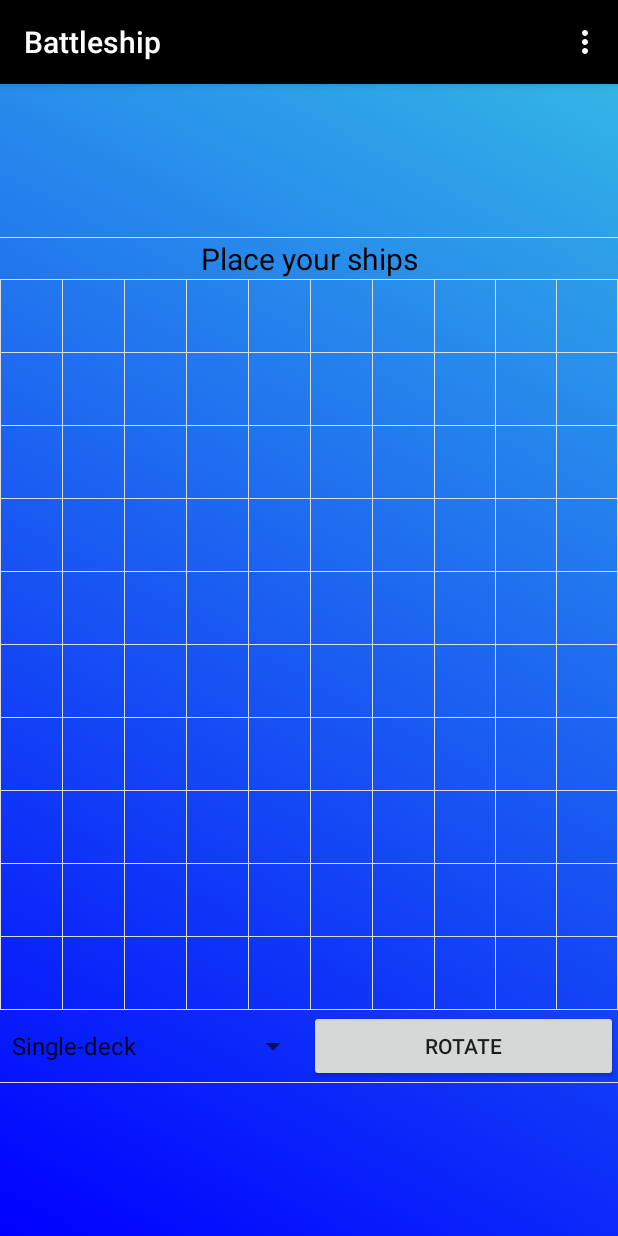
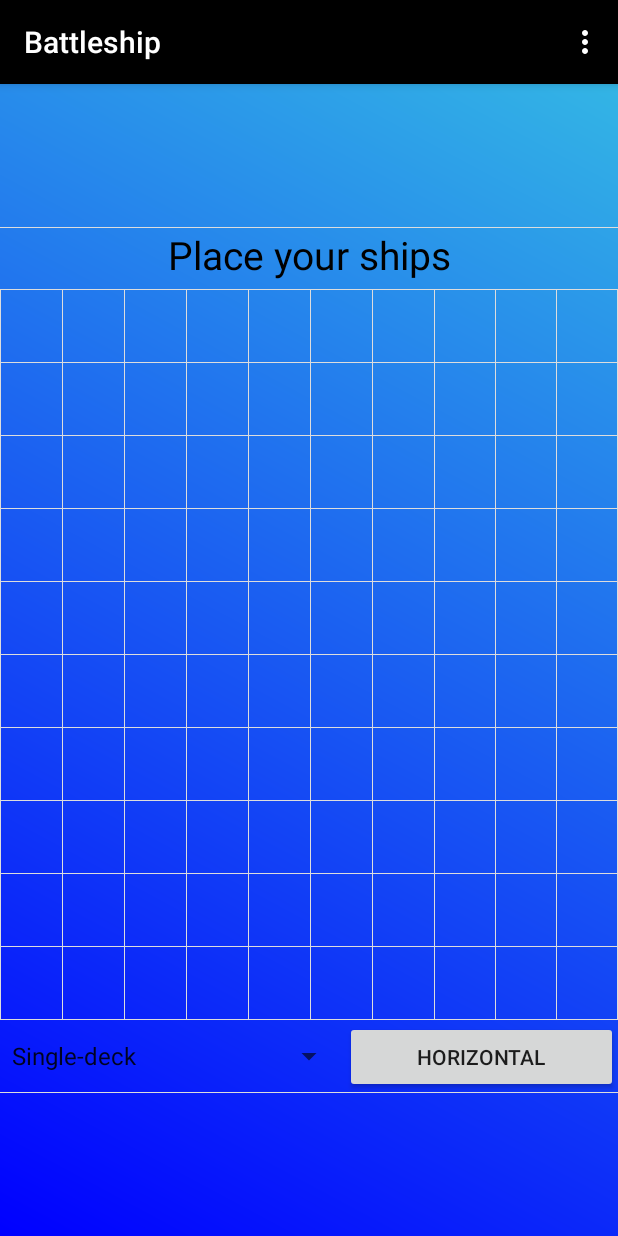
Before and after one commit to ShevchenyaIlya/Battleship, an Android app: the MainActivity screen opened directly, with no data from a screen before it, on a phone screen of 412 x 824 dp. Run offline under Robolectric (Android 15) with nearby library versions, the phone set to English and light mode, and no system bars; 2 statements that could not run were skipped.

Commit message:
Update activity_main layout view

```diff
--- a/app/src/main/res/layout/activity_main.xml
+++ b/app/src/main/res/layout/activity_main.xml
@@ -15,80 +15,71 @@
         android:id="@+id/PageTitle"
         android:layout_height="wrap_content"
         android:layout_width="match_parent"
-        android:textSize="20sp"
+        android:textSize="26sp"
         android:text="@string/place_your_ships"
         android:textAlignment="center"
-        android:textColor="@android:color/black"/>
+        android:textColor="@android:color/black"
+        android:layout_marginBottom="5dp"/>
 
     <TableRow
-        android:layout_height="20dp"
+        android:layout_height="16dp"
         android:divider="@drawable/keyboard_divider"
         android:showDividers="beginning|middle|end">
         <Button
             android:id="@+id/cell_0"
             android:background="@android:color/transparent"
-            android:layout_height="match_parent"
             android:layout_weight="1">
         </Button>
         <Button
             android:id="@+id/cell_1"
             android:background="@android:color/transparent"
-            android:layout_height="match_parent"
             android:layout_weight="1">
         </Button>
         <Button
             android:id="@+id/cell_2"
             android:background="@android:color/transparent"
-            android:layout_height="match_parent"
             android:layout_weight="1">
         </Button>
         <Button
             android:id="@+id/cell_3"
             android:background="@android:color/transparent"
-            android:layout_height="match_parent"
             android:layout_weight="1">
         </Button>
         <Button
             android:id="@+id/cell_4"
             android:background="@android:color/transparent"
-            android:layout_height="match_parent"
             android:layout_weight="1">
         </Button>
         <Button
             android:id="@+id/cell_5"
             android:background="@android:color/transparent"
-            android:layout_height="match_parent"
             android:layout_weight="1">
         </Button>
         <Button
             android:id="@+id/cell_6"
             android:background="@android:color/transparent"
-            android:layout_height="match_parent"
             android:layout_weight="1">
         </Button>
         <Button
             android:id="@+id/cell_7"
             android:background="@android:color/transparent"
-            android:layout_height="match_parent"
             android:layout_weight="1">
         </Button>
         <Button
             android:id="@+id/cell_8"
             android:background="@android:color/transparent"
-            android:layout_height="match_parent"
             android:layout_weight="1">
         </Button>
 
         <Button
             android:id="@+id/cell_9"
             android:background="@android:color/transparent"
-            android:layout_height="match_parent"
             android:layout_weight="1">
         </Button>
     </TableRow>
 
     <TableRow
-        android:layout_height="20dp"
+        android:layout_height="16dp"
         android:divider="@drawable/keyboard_divider"
         android:showDividers="beginning|middle|end">
         <Button
@@ -154,7 +145,7 @@
         </Button>
     </TableRow>
     <TableRow
-        android:layout_height="20dp"
+        android:layout_height="16dp"
         android:divider="@drawable/keyboard_divider"
         android:showDividers="beginning|middle|end">
         <Button
@@ -220,7 +211,7 @@
         </Button>
     </TableRow>
     <TableRow
-        android:layout_height="20dp"
+        android:layout_height="16dp"
         android:divider="@drawable/keyboard_divider"
         android:showDividers="beginning|middle|end">
         <Button
@@ -286,7 +277,7 @@
         </Button>
     </TableRow>
     <TableRow
-        android:layout_height="20dp"
+        android:layout_height="16dp"
         android:divider="@drawable/keyboard_divider"
         android:showDividers="beginning|middle|end">
         <Button
@@ -352,7 +343,7 @@
         </Button>
     </TableRow>
     <TableRow
-        android:layout_height="20dp"
+        android:layout_height="16dp"
         android:divider="@drawable/keyboard_divider"
         android:showDividers="beginning|middle|end">
         <Button
@@ -418,7 +409,7 @@
         </Button>
     </TableRow>
     <TableRow
-        android:layout_height="20dp"
+        android:layout_height="16dp"
         android:divider="@drawable/keyboard_divider"
         android:showDividers="beginning|middle|end">
         <Button
@@ -484,7 +475,7 @@
         </Button>
     </TableRow>
     <TableRow
-        android:layout_height="20dp"
+        android:layout_height="16dp"
         android:divider="@drawable/keyboard_divider"
         android:showDividers="beginning|middle|end">
         <Button
@@ -549,7 +540,7 @@
         </Button>
     </TableRow>
     <TableRow
-        android:layout_height="20dp"
+        android:layout_height="16dp"
         android:divider="@drawable/keyboard_divider"
         android:showDividers="beginning|middle|end">
         <Button
@@ -615,7 +606,7 @@
         </Button>
     </TableRow>
     <TableRow
-        android:layout_height="20dp"
+        android:layout_height="16dp"
         android:divider="@drawable/keyboard_divider"
         android:showDividers="beginning|middle|end">
         <Button
@@ -682,20 +673,21 @@
     </TableRow>
 
     <LinearLayout
+        android:layout_height="wrap_content"
         android:orientation="horizontal"
-        android:layout_width="match_parent"
-        android:layout_height="wrap_content">
+        android:layout_width="wrap_content">
         <Spinner
             android:id="@+id/ShipType"
-            android:layout_width="match_parent"
+            android:layout_width="wrap_content"
             android:layout_height="match_parent"
             android:layout_weight="1"/>
         <Button
             android:id="@+id/RotateButton"
-            android:layout_width="match_parent"
-            android:layout_height="match_parent"
+            android:layout_width="wrap_content"
+            android:layout_height="wrap_content"
             android:layout_weight="1"
-            android:text="@string/rotate"/>
+            android:text="@string/horizontal"
+            android:onClick="rotateClick" />
     </LinearLayout>
 
 
```
